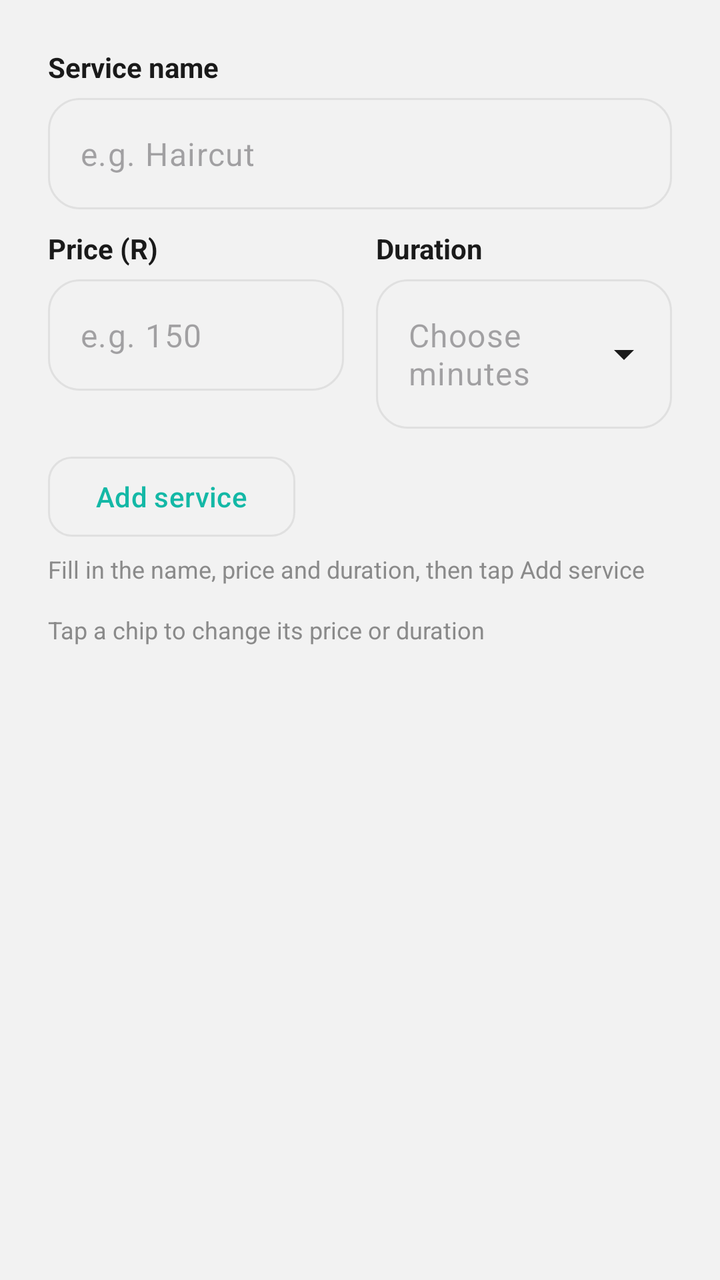
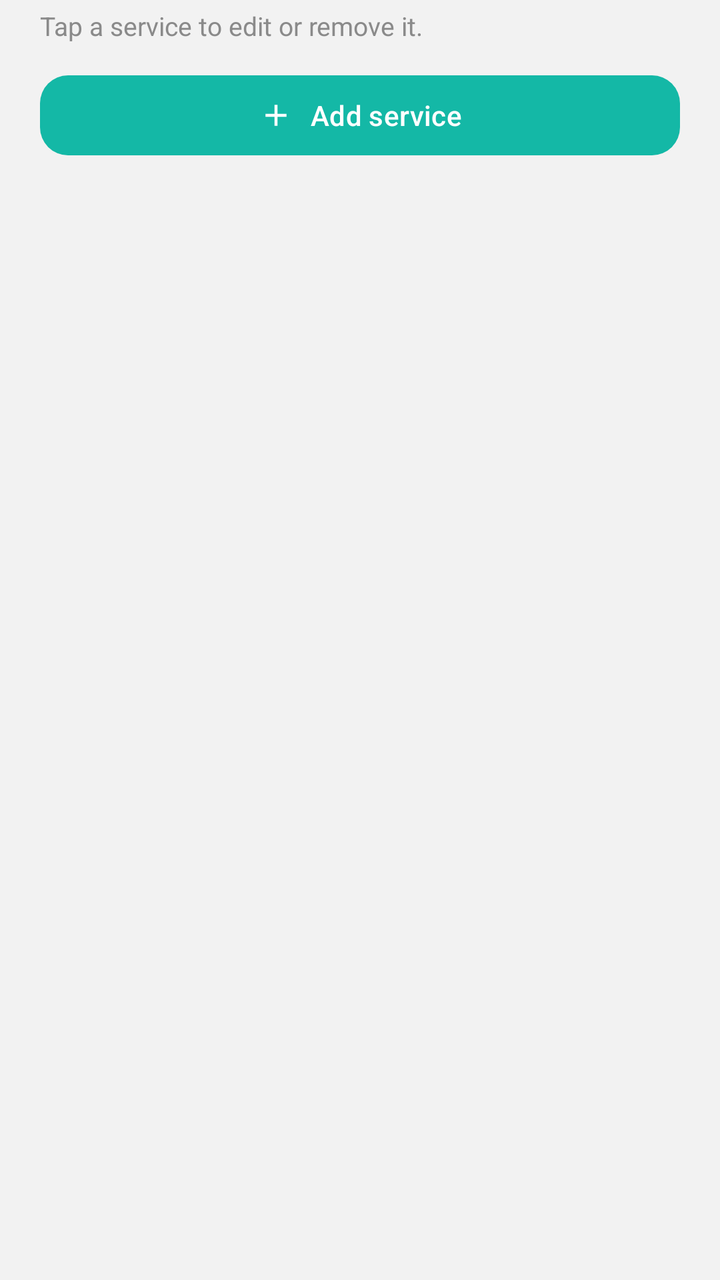

Compare the two renders of this Android layout. The source of the first and the diff that turns it into the second are given below.
<!-- AndroidManifest.xml: application theme Theme.HairGo -->
<!-- res/layout/dialog_edit_services.xml -->
<?xml version="1.0" encoding="utf-8"?>
<LinearLayout
    xmlns:android="http://schemas.android.com/apk/res/android"
    xmlns:app="http://schemas.android.com/apk/res-auto"
    android:layout_width="match_parent"
    android:layout_height="wrap_content"
    android:orientation="vertical"
    android:padding="24dp">

    <TextView
        android:layout_width="wrap_content"
        android:layout_height="wrap_content"
        android:layout_marginBottom="6dp"
        android:text="@string/label_service_name"
        android:textColor="@color/text_primary"
        android:textSize="14sp"
        android:textStyle="bold" />

    <com.google.android.material.textfield.TextInputLayout
        android:id="@+id/tilEditServiceName"
        style="@style/Widget.Material3.TextInputLayout.OutlinedBox"
        android:layout_width="match_parent"
        android:layout_height="wrap_content"
        app:boxCornerRadiusBottomEnd="16dp"
        app:boxCornerRadiusBottomStart="16dp"
        app:boxCornerRadiusTopEnd="16dp"
        app:boxCornerRadiusTopStart="16dp"
        app:hintEnabled="false">

        <com.google.android.material.textfield.TextInputEditText
            android:id="@+id/etEditServiceName"
            android:layout_width="match_parent"
            android:layout_height="wrap_content"
            android:hint="@string/hint_service_name"
            android:inputType="textCapWords" />
    </com.google.android.material.textfield.TextInputLayout>

    <LinearLayout
        android:layout_width="match_parent"
        android:layout_height="wrap_content"
        android:layout_marginTop="10dp"
        android:orientation="horizontal">

        <LinearLayout
            android:layout_width="0dp"
            android:layout_height="wrap_content"
            android:layout_marginEnd="8dp"
            android:layout_weight="1"
            android:orientation="vertical">

            <TextView
                android:layout_width="wrap_content"
                android:layout_height="wrap_content"
                android:layout_marginBottom="6dp"
                android:text="@string/label_service_price"
                android:textColor="@color/text_primary"
                android:textSize="14sp"
                android:textStyle="bold" />

            <com.google.android.material.textfield.TextInputLayout
                android:id="@+id/tilEditServicePrice"
                style="@style/Widget.Material3.TextInputLayout.OutlinedBox"
                android:layout_width="match_parent"
                android:layout_height="wrap_content"
                app:boxCornerRadiusBottomEnd="16dp"
                app:boxCornerRadiusBottomStart="16dp"
                app:boxCornerRadiusTopEnd="16dp"
                app:boxCornerRadiusTopStart="16dp"
                app:hintEnabled="false">

                <com.google.android.material.textfield.TextInputEditText
                    android:id="@+id/etEditServicePrice"
                    android:layout_width="match_parent"
                    android:layout_height="wrap_content"
                    android:hint="@string/hint_service_price"
                    android:inputType="numberDecimal" />
            </com.google.android.material.textfield.TextInputLayout>
        </LinearLayout>

        <LinearLayout
            android:layout_width="0dp"
            android:layout_height="wrap_content"
            android:layout_marginStart="8dp"
            android:layout_weight="1"
            android:orientation="vertical">

            <TextView
                android:layout_width="wrap_content"
                android:layout_height="wrap_content"
                android:layout_marginBottom="6dp"
                android:text="@string/label_service_duration"
                android:textColor="@color/text_primary"
                android:textSize="14sp"
                android:textStyle="bold" />

            <com.google.android.material.textfield.TextInputLayout
                android:id="@+id/tilEditServiceDuration"
                style="@style/Widget.Material3.TextInputLayout.OutlinedBox.ExposedDropdownMenu"
                android:layout_width="match_parent"
                android:layout_height="wrap_content"
                app:boxCornerRadiusBottomEnd="16dp"
                app:boxCornerRadiusBottomStart="16dp"
                app:boxCornerRadiusTopEnd="16dp"
                app:boxCornerRadiusTopStart="16dp"
                app:hintEnabled="false">

                <AutoCompleteTextView
                    android:id="@+id/actvEditServiceDuration"
                    android:layout_width="match_parent"
                    android:layout_height="wrap_content"
                    android:hint="@string/hint_service_duration"
                    android:inputType="none" />
            </com.google.android.material.textfield.TextInputLayout>
        </LinearLayout>
    </LinearLayout>

    <com.google.android.material.button.MaterialButton
        android:id="@+id/btnEditAddService"
        style="@style/Widget.Material3.Button.OutlinedButton"
        android:layout_width="wrap_content"
        android:layout_height="wrap_content"
        android:layout_marginTop="10dp"
        android:text="@string/btn_add_service"
        android:textAllCaps="false"
        app:cornerRadius="12dp" />

    <TextView
        android:id="@+id/tvEditServiceEditorHint"
        android:layout_width="wrap_content"
        android:layout_height="wrap_content"
        android:layout_marginTop="4dp"
        android:text="@string/helper_service_editor"
        android:textColor="@color/grey_medium"
        android:textSize="12sp" />

    <com.google.android.material.chip.ChipGroup
        android:id="@+id/chipGroupServices"
        android:layout_width="match_parent"
        android:layout_height="wrap_content"
        android:layout_marginTop="10dp"
        app:singleLine="false" />

    <TextView
        android:id="@+id/tvServiceListError"
        android:layout_width="match_parent"
        android:layout_height="wrap_content"
        android:layout_marginTop="4dp"
        android:textColor="@color/error"
        android:textSize="12sp"
        android:visibility="gone" />

    <TextView
        android:layout_width="wrap_content"
        android:layout_height="wrap_content"
        android:layout_marginTop="4dp"
        android:text="@string/helper_service_chips"
        android:textColor="@color/grey_medium"
        android:textSize="12sp" />

</LinearLayout>
<!-- resources referenced by this layout -->
<resources>
  <color name="error">#D9534F</color>
  <color name="grey_medium">#8A8A8A</color>
  <color name="text_primary">#1A1A1A</color>
  <string name="btn_add_service">Add service</string>
  <string name="helper_service_chips">Tap a chip to change its price or duration</string>
  <string name="helper_service_editor">Fill in the name, price and duration, then tap Add service</string>
  <string name="hint_service_duration">Choose minutes</string>
  <string name="hint_service_name">e.g. Haircut</string>
  <string name="hint_service_price">e.g. 150</string>
  <string name="label_service_duration">Duration</string>
  <string name="label_service_name">Service name</string>
  <string name="label_service_price">Price (R)</string>
  <style name="Theme.HairGo" parent="Base.Theme.HairGo">
          <item name="snackbarStyle">@style/Widget.HairGo.Snackbar</item>
      </style>
  <style name="Widget.HairGo.Snackbar" parent="Widget.Material3.Snackbar">
          <item name="backgroundTint">@color/navy</item>
          <item name="android:textColor">@color/white</item>
          <item name="shapeAppearanceOverlay">@style/ShapeAppearanceOverlay.HairGo_Snackbar</item>
      </style>
  <color name="teal">#14B8A6</color>
  <color name="white">#FFFFFF</color>
  <color name="surface">#FFFFFF</color>
  <color name="grey_light">#F2F2F2</color>
  <color name="grey_border">#E0E0E0</color>
  <color name="navy">#1B2A4A</color>
  <style name="ShapeAppearanceOverlay.HairGo_Snackbar" parent="">
          <item name="cornerFamily">rounded</item>
          <item name="cornerSize">16dp</item>
      </style>
  <!-- unchanged entries left out for length: 1 -->
</resources>

<!-- the commit's change to res/layout/dialog_edit_services.xml (unified diff, before → after) -->
@@ -1,160 +1,351 @@
 <?xml version="1.0" encoding="utf-8"?>
-<LinearLayout
+<ScrollView
     xmlns:android="http://schemas.android.com/apk/res/android"
     xmlns:app="http://schemas.android.com/apk/res-auto"
+    android:id="@+id/editServicesScroll"
     android:layout_width="match_parent"
     android:layout_height="wrap_content"
-    android:orientation="vertical"
-    android:padding="24dp">
-
-    <TextView
-        android:layout_width="wrap_content"
-        android:layout_height="wrap_content"
-        android:layout_marginBottom="6dp"
-        android:text="@string/label_service_name"
-        android:textColor="@color/text_primary"
-        android:textSize="14sp"
-        android:textStyle="bold" />
-
-    <com.google.android.material.textfield.TextInputLayout
-        android:id="@+id/tilEditServiceName"
-        style="@style/Widget.Material3.TextInputLayout.OutlinedBox"
-        android:layout_width="match_parent"
-        android:layout_height="wrap_content"
-        app:boxCornerRadiusBottomEnd="16dp"
-        app:boxCornerRadiusBottomStart="16dp"
-        app:boxCornerRadiusTopEnd="16dp"
-        app:boxCornerRadiusTopStart="16dp"
-        app:hintEnabled="false">
-
-        <com.google.android.material.textfield.TextInputEditText
-            android:id="@+id/etEditServiceName"
-            android:layout_width="match_parent"
-            android:layout_height="wrap_content"
-            android:hint="@string/hint_service_name"
-            android:inputType="textCapWords" />
-    </com.google.android.material.textfield.TextInputLayout>
+    android:clipToPadding="false"
+    android:fillViewport="true"
+    android:overScrollMode="ifContentScrolls">
 
     <LinearLayout
         android:layout_width="match_parent"
         android:layout_height="wrap_content"
-        android:layout_marginTop="10dp"
-        android:orientation="horizontal">
+        android:orientation="vertical"
+        android:paddingStart="20dp"
+        android:paddingTop="4dp"
+        android:paddingEnd="20dp"
+        android:paddingBottom="8dp">
 
         <LinearLayout
-            android:layout_width="0dp"
+            android:id="@+id/serviceListPanel"
+            android:layout_width="match_parent"
             android:layout_height="wrap_content"
-            android:layout_marginEnd="8dp"
-            android:layout_weight="1"
             android:orientation="vertical">
 
             <TextView
+                android:layout_width="match_parent"
+                android:layout_height="wrap_content"
+                android:text="@string/helper_manage_services"
+                android:textColor="@color/grey_medium"
+                android:textSize="13sp" />
+
+            <com.google.android.material.button.MaterialButton
+                android:id="@+id/btnEditAddService"
+                style="@style/Widget.Material3.Button"
+                android:layout_width="match_parent"
+                android:layout_height="wrap_content"
+                android:layout_marginTop="12dp"
+                android:minHeight="48dp"
+                android:text="@string/btn_add_service"
+                android:textAllCaps="false"
+                android:textColor="@color/white"
+                app:backgroundTint="@color/teal"
+                app:cornerRadius="14dp"
+                app:icon="@drawable/ic_add"
+                app:iconGravity="textStart"
+                app:iconPadding="8dp"
+                app:iconTint="@color/white" />
+
+            <TextView
+                android:id="@+id/tvServiceListError"
+                android:layout_width="match_parent"
+                android:layout_height="wrap_content"
+                android:layout_marginTop="8dp"
+                android:textColor="@color/error"
+                android:textSize="12sp"
+                android:visibility="gone" />
+
+            <TextView
+                android:id="@+id/tvNoServices"
+                android:layout_width="match_parent"
+                android:layout_height="wrap_content"
+                android:layout_marginTop="20dp"
+                android:gravity="center"
+                android:lineSpacingExtra="4dp"
+                android:padding="20dp"
+                android:text="@string/services_empty"
+                android:textColor="@color/grey_medium"
+                android:textSize="14sp"
+                android:visibility="gone" />
+
+            <LinearLayout
+                android:id="@+id/serviceCardsContainer"
+                android:layout_width="match_parent"
+                android:layout_height="wrap_content"
+                android:layout_marginTop="12dp"
+                android:orientation="vertical" />
+        </LinearLayout>
+
+        <LinearLayout
+            android:id="@+id/serviceEditorPanel"
+            android:layout_width="match_parent"
+            android:layout_height="wrap_content"
+            android:orientation="vertical"
+            android:visibility="gone">
+
+            <TextView
+                android:id="@+id/tvEditServiceEditorTitle"
+                android:layout_width="match_parent"
+                android:layout_height="wrap_content"
+                android:textColor="@color/salon_section_title"
+                android:textSize="20sp"
+                android:textStyle="bold" />
+
+            <TextView
+                android:id="@+id/tvEditServiceEditorHint"
+                android:layout_width="match_parent"
+                android:layout_height="wrap_content"
+                android:layout_marginTop="2dp"
+                android:textColor="@color/grey_medium"
+                android:textSize="13sp" />
+
+            <TextView
                 android:layout_width="wrap_content"
                 android:layout_height="wrap_content"
+                android:layout_marginTop="18dp"
                 android:layout_marginBottom="6dp"
-                android:text="@string/label_service_price"
+                android:text="@string/label_service_name"
                 android:textColor="@color/text_primary"
-                android:textSize="14sp"
+                android:textSize="13sp"
                 android:textStyle="bold" />
 
             <com.google.android.material.textfield.TextInputLayout
-                android:id="@+id/tilEditServicePrice"
+                android:id="@+id/tilEditServiceName"
                 style="@style/Widget.Material3.TextInputLayout.OutlinedBox"
                 android:layout_width="match_parent"
                 android:layout_height="wrap_content"
-                app:boxCornerRadiusBottomEnd="16dp"
-                app:boxCornerRadiusBottomStart="16dp"
-                app:boxCornerRadiusTopEnd="16dp"
-                app:boxCornerRadiusTopStart="16dp"
+                app:boxCornerRadiusBottomEnd="14dp"
+                app:boxCornerRadiusBottomStart="14dp"
+                app:boxCornerRadiusTopEnd="14dp"
+                app:boxCornerRadiusTopStart="14dp"
                 app:hintEnabled="false">
 
                 <com.google.android.material.textfield.TextInputEditText
-                    android:id="@+id/etEditServicePrice"
+                    android:id="@+id/etEditServiceName"
                     android:layout_width="match_parent"
                     android:layout_height="wrap_content"
-                    android:hint="@string/hint_service_price"
-                    android:inputType="numberDecimal" />
+                    android:hint="@string/hint_service_name"
+                    android:inputType="textCapWords" />
             </com.google.android.material.textfield.TextInputLayout>
-        </LinearLayout>
-
-        <LinearLayout
-            android:layout_width="0dp"
-            android:layout_height="wrap_content"
-            android:layout_marginStart="8dp"
-            android:layout_weight="1"
-            android:orientation="vertical">
-
-            <TextView
-                android:layout_width="wrap_content"
-                android:layout_height="wrap_content"
-                android:layout_marginBottom="6dp"
-                android:text="@string/label_service_duration"
-                android:textColor="@color/text_primary"
-                android:textSize="14sp"
-                android:textStyle="bold" />
-
-            <com.google.android.material.textfield.TextInputLayout
-                android:id="@+id/tilEditServiceDuration"
-                style="@style/Widget.Material3.TextInputLayout.OutlinedBox.ExposedDropdownMenu"
-                android:layout_width="match_parent"
-                android:layout_height="wrap_content"
-                app:boxCornerRadiusBottomEnd="16dp"
-                app:boxCornerRadiusBottomStart="16dp"
-                app:boxCornerRadiusTopEnd="16dp"
-                app:boxCornerRadiusTopStart="16dp"
-                app:hintEnabled="false">
-
-                <AutoCompleteTextView
-                    android:id="@+id/actvEditServiceDuration"
-                    android:layout_width="match_parent"
-                    android:layout_height="wrap_content"
-                    android:hint="@string/hint_service_duration"
-                    android:inputType="none" />
-            </com.google.android.material.textfield.TextInputLayout>
+
+            <LinearLayout
+                android:layout_width="match_parent"
+                android:layout_height="wrap_content"
+                android:layout_marginTop="12dp"
+                android:orientation="horizontal">
+
+                <LinearLayout
+                    android:layout_width="0dp"
+                    android:layout_height="wrap_content"
+                    android:layout_marginEnd="8dp"
+                    android:layout_weight="1"
+                    android:orientation="vertical">
+
+                    <TextView
+                        android:layout_width="wrap_content"
+                        android:layout_height="wrap_content"
+                        android:layout_marginBottom="6dp"
+                        android:text="@string/label_service_price"
+                        android:textColor="@color/text_primary"
+                        android:textSize="13sp"
+                        android:textStyle="bold" />
+
+                    <com.google.android.material.textfield.TextInputLayout
+                        android:id="@+id/tilEditServicePrice"
+                        style="@style/Widget.Material3.TextInputLayout.OutlinedBox"
+                        android:layout_width="match_parent"
+                        android:layout_height="wrap_content"
+                        app:boxCornerRadiusBottomEnd="14dp"
+                        app:boxCornerRadiusBottomStart="14dp"
+                        app:boxCornerRadiusTopEnd="14dp"
+                        app:boxCornerRadiusTopStart="14dp"
+                        app:hintEnabled="false">
+
+                        <com.google.android.material.textfield.TextInputEditText
+                            android:id="@+id/etEditServicePrice"
+                            android:layout_width="match_parent"
+                            android:layout_height="wrap_content"
+                            android:hint="@string/hint_service_price"
+                            android:inputType="numberDecimal" />
+                    </com.google.android.material.textfield.TextInputLayout>
+                </LinearLayout>
+
+                <LinearLayout
+                    android:layout_width="0dp"
+                    android:layout_height="wrap_content"
+                    android:layout_marginStart="8dp"
+                    android:layout_weight="1"
+                    android:orientation="vertical">
+
+                    <TextView
+                        android:layout_width="wrap_content"
+                        android:layout_height="wrap_content"
+                        android:layout_marginBottom="6dp"
+                        android:text="@string/label_service_duration"
+                        android:textColor="@color/text_primary"
+                        android:textSize="13sp"
+                        android:textStyle="bold" />
+
+                    <com.google.android.material.textfield.TextInputLayout
+                        android:id="@+id/tilEditServiceDuration"
+                        style="@style/Widget.Material3.TextInputLayout.OutlinedBox.ExposedDropdownMenu"
+                        android:layout_width="match_parent"
+                        android:layout_height="wrap_content"
+                        app:boxCornerRadiusBottomEnd="14dp"
+                        app:boxCornerRadiusBottomStart="14dp"
+                        app:boxCornerRadiusTopEnd="14dp"
+                        app:boxCornerRadiusTopStart="14dp"
+                        app:hintEnabled="false">
+
+                        <AutoCompleteTextView
+                            android:id="@+id/actvEditServiceDuration"
+                            android:layout_width="match_parent"
+                            android:layout_height="wrap_content"
+                            android:hint="@string/hint_service_duration"
+                            android:inputType="none" />
+                    </com.google.android.material.textfield.TextInputLayout>
+                </LinearLayout>
+            </LinearLayout>
+
+            <LinearLayout
+                android:layout_width="match_parent"
+                android:layout_height="wrap_content"
+                android:layout_marginTop="16dp"
+                android:gravity="center_vertical"
+                android:orientation="horizontal">
+
+                <com.google.android.material.imageview.ShapeableImageView
+                    android:id="@+id/ivEditServiceImage"
+                    android:layout_width="64dp"
+                    android:layout_height="64dp"
+                    android:background="@drawable/bg_thumb_placeholder"
+                    android:contentDescription="@string/service_image_preview_desc"
+                    android:padding="14dp"
+                    android:scaleType="centerInside"
+                    android:src="@drawable/ic_image_placeholder"
+                    app:shapeAppearanceOverlay="@style/ShapeAppearanceOverlay.HairGo_Thumb" />
+
+                <LinearLayout
+                    android:layout_width="0dp"
+                    android:layout_height="wrap_content"
+                    android:layout_marginStart="12dp"
+                    android:layout_weight="1"
+                    android:orientation="vertical">
+
+                    <TextView
+                        android:layout_width="wrap_content"
+                        android:layout_height="wrap_content"
+                        android:text="@string/label_service_image"
+                        android:textColor="@color/text_primary"
+                        android:textSize="13sp"
+                        android:textStyle="bold" />
+
+                    <TextView
+                        android:layout_width="wrap_content"
+                        android:layout_height="wrap_content"
+                        android:layout_marginTop="2dp"
+                        android:text="@string/helper_service_image"
+                        android:textColor="@color/grey_medium"
+                        android:textSize="12sp" />
+                </LinearLayout>
+            </LinearLayout>
+
+            <LinearLayout
+                android:layout_width="match_parent"
+                android:layout_height="wrap_content"
+                android:layout_marginTop="8dp"
+                android:gravity="center_vertical"
+                android:orientation="horizontal">
+
+                <com.google.android.material.button.MaterialButton
+                    android:id="@+id/btnChooseServiceImage"
+                    style="@style/Widget.Material3.Button.OutlinedButton"
+                    android:layout_width="wrap_content"
+                    android:layout_height="wrap_content"
+                    android:minWidth="0dp"
+                    android:text="@string/btn_choose_service_image"
+                    android:textAllCaps="false"
+                    app:cornerRadius="12dp" />
+
+                <com.google.android.material.button.MaterialButton
+                    android:id="@+id/btnRemoveServiceImage"
+                    style="@style/Widget.Material3.Button.TextButton"
+                    android:layout_width="wrap_content"
+                    android:layout_height="wrap_content"
+                    android:layout_marginStart="4dp"
+                    android:minWidth="0dp"
+                    android:text="@string/btn_remove_service_image"
+                    android:textAllCaps="false"
+                    android:visibility="gone" />
+
+                <ProgressBar
+                    android:id="@+id/pbEditServiceImage"
+                    style="?android:attr/progressBarStyleSmall"
+                    android:layout_width="20dp"
+                    android:layout_height="20dp"
+                    android:layout_marginStart="8dp"
+                    android:indeterminate="true"
+                    android:visibility="gone" />
+            </LinearLayout>
+
+            <TextView
+                android:id="@+id/tvEditServiceImageStatus"
+                android:layout_width="match_parent"
+                android:layout_height="wrap_content"
+                android:layout_marginTop="6dp"
+                android:textColor="@color/error"
+                android:textSize="12sp"
+                android:visibility="gone" />
+
+            <LinearLayout
+                android:layout_width="match_parent"
+                android:layout_height="wrap_content"
+                android:layout_marginTop="18dp"
+                android:gravity="center_vertical"
+                android:orientation="horizontal">
+
+                <com.google.android.material.button.MaterialButton
+                    android:id="@+id/btnEditDeleteService"
+                    style="@style/Widget.Material3.Button.TextButton"
+                    android:layout_width="wrap_content"
+                    android:layout_height="wrap_content"
+                    android:minWidth="0dp"
+                    android:text="@string/btn_delete_service"
+                    android:textAllCaps="false"
+                    android:textColor="@color/error"
+                    android:visibility="gone" />
+
+                <Space
+                    android:layout_width="0dp"
+                    android:layout_height="1dp"
+                    android:layout_weight="1" />
+
+                <com.google.android.material.button.MaterialButton
+                    android:id="@+id/btnEditCancelService"
+                    style="@style/Widget.Material3.Button.TextButton"
+                    android:layout_width="wrap_content"
+                    android:layout_height="wrap_content"
+                    android:minWidth="0dp"
+                    android:text="@string/cancel"
+                    android:textAllCaps="false"
+                    android:textColor="@color/grey_dark" />
+
+                <com.google.android.material.button.MaterialButton
+                    android:id="@+id/btnEditApplyService"
+                    style="@style/Widget.Material3.Button"
+                    android:layout_width="wrap_content"
+                    android:layout_height="wrap_content"
+                    android:layout_marginStart="8dp"
+                    android:minWidth="0dp"
+                    android:minHeight="44dp"
+                    android:text="@string/btn_add_service"
+                    android:textAllCaps="false"
+                    android:textColor="@color/white"
+                    app:backgroundTint="@color/teal"
+                    app:cornerRadius="12dp" />
+            </LinearLayout>
         </LinearLayout>
     </LinearLayout>
-
-    <com.google.android.material.button.MaterialButton
-        android:id="@+id/btnEditAddService"
-        style="@style/Widget.Material3.Button.OutlinedButton"
-        android:layout_width="wrap_content"
-        android:layout_height="wrap_content"
-        android:layout_marginTop="10dp"
-        android:text="@string/btn_add_service"
-        android:textAllCaps="false"
-        app:cornerRadius="12dp" />
-
-    <TextView
-        android:id="@+id/tvEditServiceEditorHint"
-        android:layout_width="wrap_content"
-        android:layout_height="wrap_content"
-        android:layout_marginTop="4dp"
-        android:text="@string/helper_service_editor"
-        android:textColor="@color/grey_medium"
-        android:textSize="12sp" />
-
-    <com.google.android.material.chip.ChipGroup
-        android:id="@+id/chipGroupServices"
-        android:layout_width="match_parent"
-        android:layout_height="wrap_content"
-        android:layout_marginTop="10dp"
-        app:singleLine="false" />
-
-    <TextView
-        android:id="@+id/tvServiceListError"
-        android:layout_width="match_parent"
-        android:layout_height="wrap_content"
-        android:layout_marginTop="4dp"
-        android:textColor="@color/error"
-        android:textSize="12sp"
-        android:visibility="gone" />
-
-    <TextView
-        android:layout_width="wrap_content"
-        android:layout_height="wrap_content"
-        android:layout_marginTop="4dp"
-        android:text="@string/helper_service_chips"
-        android:textColor="@color/grey_medium"
-        android:textSize="12sp" />
-
-</LinearLayout>
+</ScrollView>
<!-- resource entries referenced after the edit -->
@@ -1,20 +1,34 @@
 <!-- resources referenced by this layout -->
 <resources>
   <color name="error">#D9534F</color>
+  <color name="grey_dark">#333333</color>
   <color name="grey_medium">#8A8A8A</color>
+  <color name="salon_section_title">#1B2A4A</color>
   <color name="text_primary">#1A1A1A</color>
   <string name="btn_add_service">Add service</string>
-  <string name="helper_service_chips">Tap a chip to change its price or duration</string>
-  <string name="helper_service_editor">Fill in the name, price and duration, then tap Add service</string>
+  <string name="btn_choose_service_image">Choose image</string>
+  <string name="btn_delete_service">Delete</string>
+  <string name="btn_remove_service_image">Remove</string>
+  <string name="cancel">Cancel</string>
+  <string name="helper_manage_services">Tap a service to edit or remove it.</string>
+  <string name="helper_service_image">Shown to clients on your salon page</string>
   <string name="hint_service_duration">Choose minutes</string>
   <string name="hint_service_name">e.g. Haircut</string>
   <string name="hint_service_price">e.g. 150</string>
   <string name="label_service_duration">Duration</string>
+  <string name="label_service_image">Service image (optional)</string>
   <string name="label_service_name">Service name</string>
   <string name="label_service_price">Price (R)</string>
+  <string name="service_image_preview_desc">Service image preview</string>
+  <string name="services_empty">No services yet.\nAdd your first service to get started.</string>
+  <style name="ShapeAppearanceOverlay.HairGo_Thumb" parent="">
+          <item name="cornerFamily">rounded</item>
+          <item name="cornerSize">14dp</item>
+      </style>
   <style name="Theme.HairGo" parent="Base.Theme.HairGo">
           <item name="snackbarStyle">@style/Widget.HairGo.Snackbar</item>
       </style>
+  <color name="teal_light">#CCF2EC</color>
   <style name="Widget.HairGo.Snackbar" parent="Widget.Material3.Snackbar">
           <item name="backgroundTint">@color/navy</item>
           <item name="android:textColor">@color/white</item>
@@ -22,6 +36,30 @@
       </style>
   <color name="teal">#14B8A6</color>
   <color name="white">#FFFFFF</color>
+  <!-- drawable bg_thumb_placeholder (drawable) -->
+  <?xml version="1.0" encoding="utf-8"?>
+  <shape xmlns:android="http://schemas.android.com/apk/res/android"
+      android:shape="rectangle">
+      <solid android:color="@color/teal_light" />
+      <corners android:radius="10dp" />
+  </shape>
+  <!-- drawable ic_add (drawable) -->
+  <vector xmlns:android="http://schemas.android.com/apk/res/android"
+      android:width="24dp"
+      android:height="24dp"
+      android:viewportWidth="24"
+      android:viewportHeight="24">
+      <path
+          android:fillColor="#FFFFFFFF"
+          android:pathData="M19,13h-6v6h-2v-6H5v-2h6V5h2v6h6v2z" />
+  </vector>
+  <!-- drawable ic_image_placeholder (drawable) -->
+  <?xml version="1.0" encoding="utf-8"?>
+  <vector xmlns:android="http://schemas.android.com/apk/res/android"
+      android:width="32dp" android:height="32dp"
+      android:viewportWidth="24" android:viewportHeight="24">
+      <path android:fillColor="@color/grey_light" android:pathData="M21,19V5c0,-1.1 -0.9,-2 -2,-2H5c-1.1,0 -2,0.9 -2,2v14c0,1.1 0.9,2 2,2h14c1.1,0 2,-0.9 2,-2zM8.5,13.5l2.5,3.01L14.5,12l4.5,6H5l3.5,-4.5z"/>
+  </vector>
   <color name="surface">#FFFFFF</color>
   <color name="grey_light">#F2F2F2</color>
   <color name="grey_border">#E0E0E0</color>
